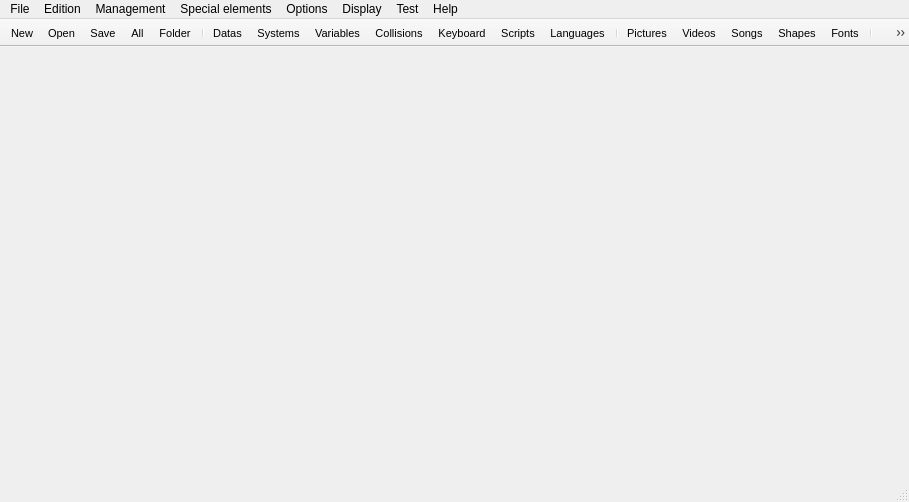
Before: the Qt Designer form Editor/Dialogs/mainwindow.ui in RPG-Paper-Maker/RPG-Paper-Maker, drawn with Qt 5.
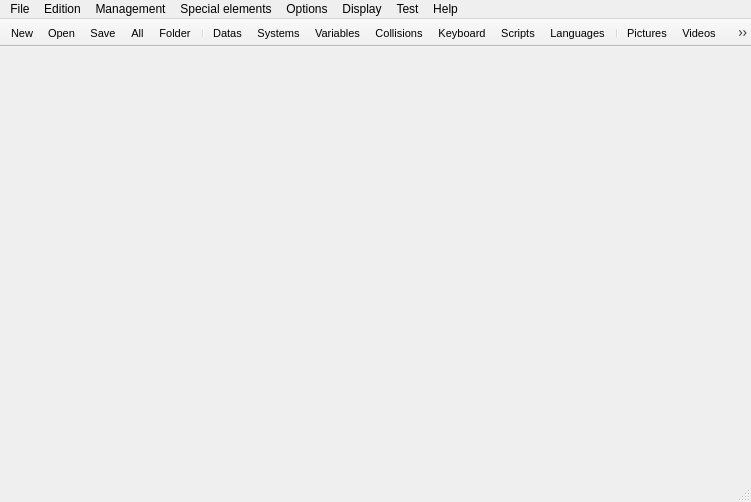
After: the same form once the commit is applied. Icons and pictures are not drawn.

Commit message: Remove animated autotiles from list (+tools)

The edit to the form file:
```diff
--- a/Editor/Dialogs/mainwindow.ui
+++ b/Editor/Dialogs/mainwindow.ui
@@ -12,7 +12,7 @@
    <rect>
     <x>0</x>
     <y>0</y>
-    <width>909</width>
+    <width>751</width>
     <height>502</height>
    </rect>
   </property>
@@ -30,7 +30,7 @@
     <rect>
      <x>0</x>
      <y>0</y>
-     <width>909</width>
+     <width>751</width>
      <height>22</height>
     </rect>
    </property>
@@ -194,7 +194,6 @@
    <addaction name="actionFonts_manager"/>
    <addaction name="separator"/>
    <addaction name="actionAutotiles"/>
-   <addaction name="actionAnimated_Autotiles"/>
    <addaction name="actionSprite_walls"/>
    <addaction name="action3D_objects"/>
    <addaction name="actionMountains"/>
@@ -392,7 +391,7 @@
   </action>
   <action name="actionAutotiles">
    <property name="enabled">
-    <bool>false</bool>
+    <bool>true</bool>
    </property>
    <property name="icon">
     <iconset resource="../ressources.qrc">
```
Left out of the diff: 1 changed line with no effect on the pictures. The commit also changes 6 other files.
